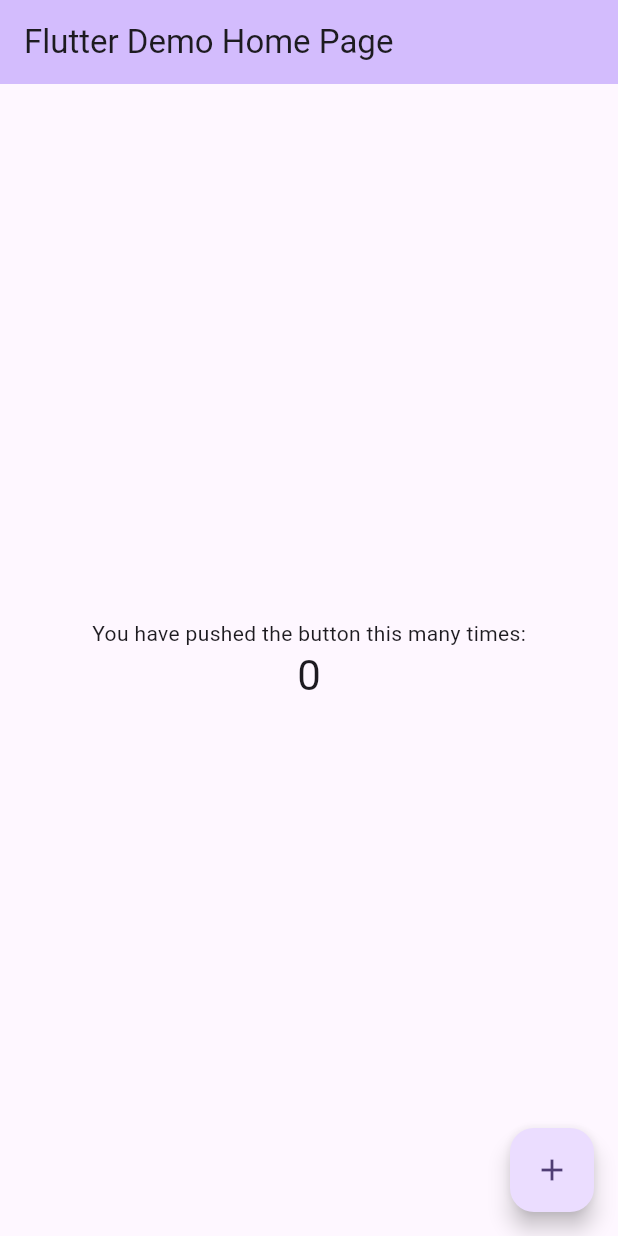
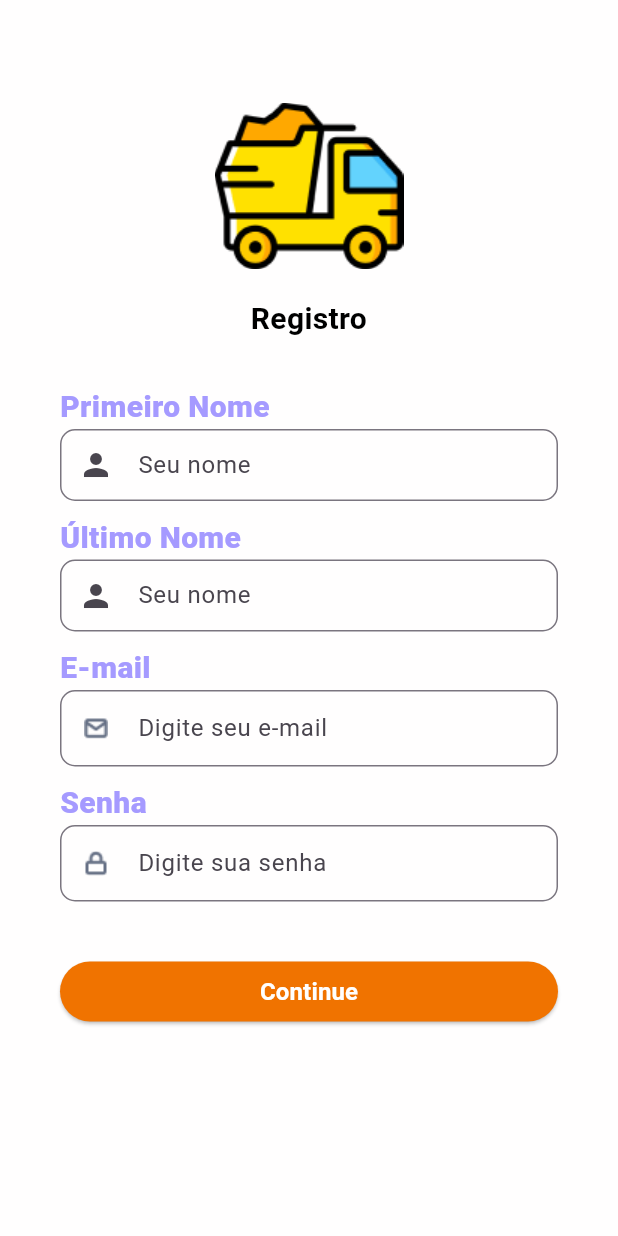
Before and after one commit to ramonVSCorrea/aplicativo_inclinometro, a Flutter app: the screen it shows after launch, on a phone screen of 412 x 824 dp. Run offline on Flutter 3.47's test engine with Material 2 defaults, Android fonts, the phone set to English and light mode, and no system bars; Roboto replaces fonts that are missing (Poppins).

Commit message:
FEAT: Register screen and components

```diff
--- /dev/null
+++ b/lib/components/custom_button.dart
@@ -0,0 +1,35 @@
+import 'package:flutter/material.dart';
+
+class CustomButton extends StatelessWidget {
+  final String label;
+  final void Function() onPressed;
+
+  const CustomButton({
+    required this.label,
+    required this.onPressed,
+  });
+
+  @override
+  Widget build(BuildContext context) {
+    return Container(
+      width: double.infinity,
+      height: 40,
+      margin: const EdgeInsets.symmetric(vertical: 10),
+      child: ElevatedButton(
+        style: ButtonStyle(
+          backgroundColor: MaterialStateProperty.all(const Color(0xFFF07300)),
+        ),
+        onPressed: onPressed,
+        child: Text(
+          label,
+          style: TextStyle(
+            fontSize: 16,
+            fontWeight: FontWeight.w600,
+            fontFamily: 'Poppins',
+            color: Colors.white,
+          ),
+        ),
+      ),
+    );
+  }
+}
--- /dev/null
+++ b/lib/components/email_field.dart
@@ -0,0 +1,31 @@
+import 'package:flutter/material.dart';
+
+class EmailField extends StatelessWidget {
+  @override
+  Widget build(BuildContext context) {
+    return TextFormField(
+      keyboardType: TextInputType.emailAddress,
+      decoration: InputDecoration(
+        hintText: 'Digite seu e-mail',
+        border: const OutlineInputBorder(
+          borderRadius: BorderRadius.all(
+            Radius.circular(10),
+          ),
+        ),
+        labelStyle: const TextStyle(
+          color: Color.fromARGB(255, 0, 0, 0),
+          fontWeight: FontWeight.w400,
+          fontSize: 16,
+        ),
+        prefixIcon: Image.asset('assets/mail.png'),
+        contentPadding: const EdgeInsets.symmetric(
+          vertical: 10,
+          horizontal: 20,
+        ),
+      ),
+      style: const TextStyle(
+        fontSize: 16,
+      ),
+    );
+  }
+}
--- /dev/null
+++ b/lib/components/name_field.dart
@@ -0,0 +1,32 @@
+import 'package:flutter/material.dart';
+
+class NameField extends StatelessWidget {
+  @override
+  Widget build(BuildContext context) {
+    return TextFormField(
+      keyboardType: TextInputType.text,
+      decoration: InputDecoration(
+        hintText: 'Seu nome',
+        border: const OutlineInputBorder(
+          borderRadius: BorderRadius.all(
+            Radius.circular(10),
+          ),
+        ),
+        labelStyle: const TextStyle(
+          color: Color.fromARGB(255, 0, 0, 0),
+          fontWeight: FontWeight.w400,
+          fontSize: 16,
+        ),
+        prefixIcon:
+            Icon(Icons.person), // Você pode usar um ícone padrão para o nome
+        contentPadding: const EdgeInsets.symmetric(
+          vertical: 10,
+          horizontal: 20,
+        ),
+      ),
+      style: const TextStyle(
+        fontSize: 16,
+      ),
+    );
+  }
+}
--- /dev/null
+++ b/lib/components/password_field.dart
@@ -0,0 +1,32 @@
+import 'package:flutter/material.dart';
+
+class PasswordField extends StatelessWidget {
+  @override
+  Widget build(BuildContext context) {
+    return TextFormField(
+      keyboardType: TextInputType.text,
+      obscureText: true,
+      decoration: InputDecoration(
+        hintText: 'Digite sua senha',
+        border: const OutlineInputBorder(
+          borderRadius: BorderRadius.all(
+            Radius.circular(10),
+          ),
+        ),
+        labelStyle: const TextStyle(
+          color: Color.fromARGB(255, 0, 0, 0),
+          fontWeight: FontWeight.w400,
+          fontSize: 14,
+        ),
+        prefixIcon: Image.asset('assets/lock.png'),
+        contentPadding: const EdgeInsets.symmetric(
+          vertical: 10,
+          horizontal: 20,
+        ),
+      ),
+      style: const TextStyle(
+        fontSize: 16,
+      ),
+    );
+  }
+}
--- a/lib/main.dart
+++ b/lib/main.dart
@@ -1,3 +1,5 @@
+// import 'package:aplicativo_inclinometro/views/login.dart';
+import 'package:aplicativo_inclinometro/views/register.dart';
 import 'package:flutter/material.dart';
 
 void main() {
@@ -7,119 +9,15 @@ void main() {
 class MyApp extends StatelessWidget {
   const MyApp({super.key});
 
-  // This widget is the root of your application.
   @override
   Widget build(BuildContext context) {
     return MaterialApp(
       title: 'Flutter Demo',
       theme: ThemeData(
-        // This is the theme of your application.
-        //
-        // TRY THIS: Try running your application with "flutter run". You'll see
-        // the application has a blue toolbar. Then, without quitting the app,
-        // try changing the seedColor in the colorScheme below to Colors.green
-        // and then invoke "hot reload" (save your changes or press the "hot
-        // reload" button in a Flutter-supported IDE, or press "r" if you used
-        // the command line to start the app).
-        //
-        // Notice that the counter didn't reset back to zero; the application
-        // state is not lost during the reload. To reset the state, use hot
-        // restart instead.
-        //
-        // This works for code too, not just values: Most code changes can be
-        // tested with just a hot reload.
         colorScheme: ColorScheme.fromSeed(seedColor: Colors.deepPurple),
         useMaterial3: true,
       ),
-      home: const MyHomePage(title: 'Flutter Demo Home Page'),
+      home: Signup(),
     );
   }
 }
-
-class MyHomePage extends StatefulWidget {
-  const MyHomePage({super.key, required this.title});
-
-  // This widget is the home page of your application. It is stateful, meaning
-  // that it has a State object (defined below) that contains fields that affect
-  // how it looks.
-
-  // This class is the configuration for the state. It holds the values (in this
-  // case the title) provided by the parent (in this case the App widget) and
-  // used by the build method of the State. Fields in a Widget subclass are
-  // always marked "final".
-
-  final String title;
-
-  @override
-  State<MyHomePage> createState() => _MyHomePageState();
-}
-
-class _MyHomePageState extends State<MyHomePage> {
-  int _counter = 0;
-
-  void _incrementCounter() {
-    setState(() {
-      // This call to setState tells the Flutter framework that something has
-      // changed in this State, which causes it to rerun the build method below
-      // so that the display can reflect the updated values. If we changed
-      // _counter without calling setState(), then the build method would not be
-      // called again, and so nothing would appear to happen.
-      _counter++;
-    });
-  }
-
-  @override
-  Widget build(BuildContext context) {
-    // This method is rerun every time setState is called, for instance as done
-    // by the _incrementCounter method above.
-    //
-    // The Flutter framework has been optimized to make rerunning build methods
-    // fast, so that you can just rebuild anything that needs updating rather
-    // than having to individually change instances of widgets.
-    return Scaffold(
-      appBar: AppBar(
-        // TRY THIS: Try changing the color here to a specific color (to
-        // Colors.amber, perhaps?) and trigger a hot reload to see the AppBar
-        // change color while the other colors stay the same.
-        backgroundColor: Theme.of(context).colorScheme.inversePrimary,
-        // Here we take the value from the MyHomePage object that was created by
-        // the App.build method, and use it to set our appbar title.
-        title: Text(widget.title),
-      ),
-      body: Center(
-        // Center is a layout widget. It takes a single child and positions it
-        // in the middle of the parent.
-        child: Column(
-          // Column is also a layout widget. It takes a list of children and
-          // arranges them vertically. By default, it sizes itself to fit its
-          // children horizontally, and tries to be as tall as its parent.
-          //
-          // Column has various properties to control how it sizes itself and
-          // how it positions its children. Here we use mainAxisAlignment to
-          // center the children vertically; the main axis here is the vertical
-          // axis because Columns are vertical (the cross axis would be
-          // horizontal).
-          //
-          // TRY THIS: Invoke "debug painting" (choose the "Toggle Debug Paint"
-          // action in the IDE, or press "p" in the console), to see the
-          // wireframe for each widget.
-          mainAxisAlignment: MainAxisAlignment.center,
-          children: <Widget>[
-            const Text(
-              'You have pushed the button this many times:',
-            ),
-            Text(
-              '$_counter',
-              style: Theme.of(context).textTheme.headlineMedium,
-            ),
-          ],
-        ),
-      ),
-      floatingActionButton: FloatingActionButton(
-        onPressed: _incrementCounter,
-        tooltip: 'Increment',
-        child: const Icon(Icons.add),
-      ), // This trailing comma makes auto-formatting nicer for build methods.
-    );
-  }
-}
--- a/lib/views/login.dart
+++ b/lib/views/login.dart
@@ -1,4 +1,6 @@
 import 'package:flutter/material.dart';
+import 'package:aplicativo_inclinometro/components/email_field.dart';
+import 'package:aplicativo_inclinometro/components/password_field.dart';
 
 class LoginPage extends StatelessWidget {
   @override
@@ -46,30 +48,7 @@ class LoginPage extends StatelessWidget {
             const SizedBox(
               height: 10,
             ),
-            TextFormField(
-              keyboardType: TextInputType.emailAddress,
-              decoration: InputDecoration(
-                hintText: 'Digite seu e-mail',
-                border: const OutlineInputBorder(
-                  borderRadius: BorderRadius.all(
-                    Radius.circular(10),
-                  ),
-                ),
-                labelStyle: const TextStyle(
-                  color: Color.fromARGB(255, 0, 0, 0),
-                  fontWeight: FontWeight.w400,
-                  fontSize: 16,
-                ),
-                prefixIcon: Image.asset('assets/mail.png'),
-                contentPadding: const EdgeInsets.symmetric(
-                  vertical: 10,
-                  horizontal: 20,
-                ),
-              ),
-              style: const TextStyle(
-                fontSize: 16,
-              ),
-            ),
+            EmailField(), // Utilizando o componente de e-mail
             const SizedBox(
               height: 20,
             ),
@@ -85,31 +64,7 @@ class LoginPage extends StatelessWidget {
             const SizedBox(
               height: 10,
             ),
-            TextFormField(
-              keyboardType: TextInputType.text,
-              obscureText: true,
-              decoration: InputDecoration(
-                hintText: 'Digite sua senha',
-                border: const OutlineInputBorder(
-                  borderRadius: BorderRadius.all(
-                    Radius.circular(10),
-                  ),
-                ),
-                labelStyle: const TextStyle(
-                  color: Color.fromARGB(255, 0, 0, 0),
-                  fontWeight: FontWeight.w400,
-                  fontSize: 14,
-                ),
-                prefixIcon: Image.asset('assets/lock.png'),
-                contentPadding: const EdgeInsets.symmetric(
-                  vertical: 10,
-                  horizontal: 20,
-                ),
-              ),
-              style: const TextStyle(
-                fontSize: 16,
-              ),
-            ),
+            PasswordField(), // Utilizando o componente de senha
             const SizedBox(
               height: 10,
             ),
--- /dev/null
+++ b/lib/views/register.dart
@@ -0,0 +1,102 @@
+import 'package:flutter/material.dart';
+import 'package:aplicativo_inclinometro/components/name_field.dart';
+import 'package:aplicativo_inclinometro/components/email_field.dart';
+import 'package:aplicativo_inclinometro/components/password_field.dart';
+import 'package:aplicativo_inclinometro/components/custom_button.dart';
+
+class Signup extends StatelessWidget {
+  @override
+  Widget build(BuildContext context) {
+    return Scaffold(
+      body: Container(
+        padding: const EdgeInsets.only(
+          top: 60,
+          left: 40,
+          right: 40,
+        ),
+        color: const Color(0xFFFFFEFE),
+        child: ListView(
+          children: <Widget>[
+            SizedBox(
+              width: 128,
+              height: 128,
+              child: Image.asset('assets/logo.png'),
+            ),
+            const SizedBox(
+              height: 10,
+            ),
+            const Text(
+              "Registro",
+              textAlign: TextAlign.center,
+              style: TextStyle(
+                fontSize: 20,
+                fontWeight: FontWeight.w600,
+                fontFamily: 'Poppins',
+                color: Color.fromARGB(255, 0, 0, 0),
+              ),
+            ),
+            const SizedBox(
+              height: 30,
+            ),
+            const Text(
+              "Primeiro Nome",
+              style: TextStyle(
+                fontSize: 20,
+                fontWeight: FontWeight.w900,
+                fontFamily: 'Poppins',
+                color: Color(0xFFA59AFF),
+              ),
+            ),
+            NameField(),
+            const SizedBox(
+              height: 10,
+            ),
+            const Text(
+              "Último Nome",
+              style: TextStyle(
+                fontSize: 20,
+                fontWeight: FontWeight.w900,
+                fontFamily: 'Poppins',
+                color: Color(0xFFA59AFF),
+              ),
+            ),
+            NameField(),
+            const SizedBox(
+              height: 10,
+            ),
+            const Text(
+              "E-mail",
+              style: TextStyle(
+                fontSize: 20,
+                fontWeight: FontWeight.w900,
+                fontFamily: 'Poppins',
+                color: Color(0xFFA59AFF),
+              ),
+            ),
+            EmailField(),
+            const SizedBox(
+              height: 10,
+            ),
+            const Text(
+              "Senha",
+              style: TextStyle(
+                fontSize: 20,
+                fontWeight: FontWeight.w900,
+                fontFamily: 'Poppins',
+                color: Color(0xFFA59AFF),
+              ),
+            ),
+            PasswordField(),
+            const SizedBox(
+              height: 30,
+            ),
+            CustomButton(
+              label: "Continue",
+              onPressed: () {},
+            )
+          ],
+        ),
+      ),
+    );
+  }
+}
```
